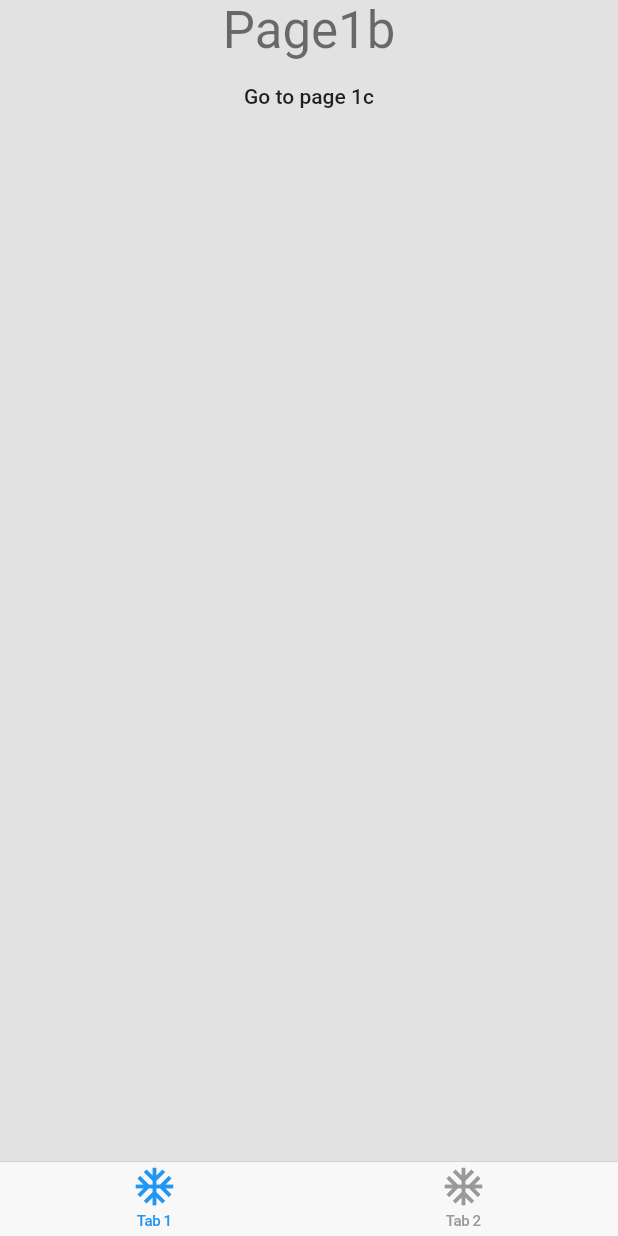
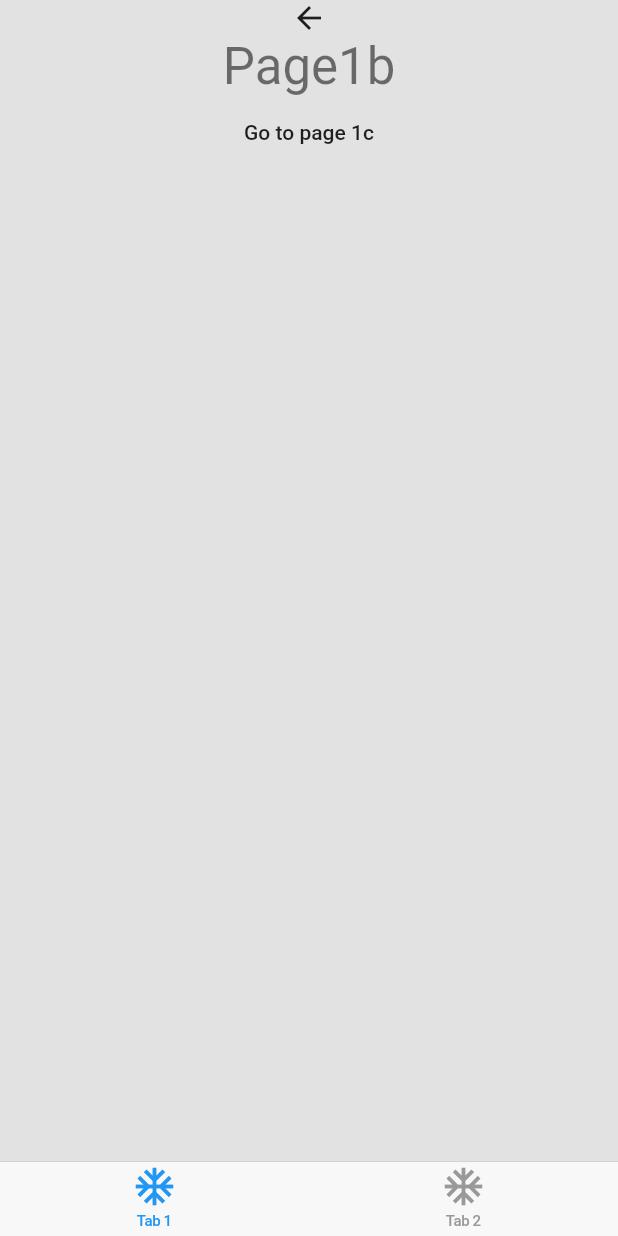
Before and after one commit to mooncakecat/CupertinoTabBarDemo, a Flutter app: the screen it shows after launch, after a tap on "Go to page 1b", on a phone screen of 412 x 824 dp. Run offline on Flutter 3.47's test engine with Material 2 defaults, Android fonts, the phone set to English and light mode, and no system bars.

Commit message:
Base widget

```diff
--- /dev/null
+++ b/lib/base_widget.dart
@@ -0,0 +1,26 @@
+import 'package:flutter/cupertino.dart';
+import 'package:flutter/material.dart';
+
+class BaseContainer extends StatelessWidget {
+  final Widget child;
+
+  const BaseContainer(this.child);
+
+  @override
+  Widget build(BuildContext context) {
+    return Column(children: <Widget>[
+      !ModalRoute.of(context).canPop ? Container() : _getBackArrow(context),
+      this.child
+    ]);
+  }
+
+  Widget _getBackArrow(BuildContext context) {
+    return GestureDetector(
+      child: Icon(
+        Icons.arrow_back,
+        color: Theme.of(context).textTheme.headline5.color,
+      ),
+      onTap: () => Navigator.of(context).pop(),
+    );
+  }
+}
--- a/lib/page1.dart
+++ b/lib/page1.dart
@@ -1,3 +1,4 @@
+import 'package:cupertino_tab_bar/base_widget.dart';
 import 'package:flutter/material.dart';
 
 class Page1 extends StatelessWidget {
@@ -5,7 +6,8 @@ class Page1 extends StatelessWidget {
 
   @override
   Widget build(BuildContext context) {
-    return Column(
+    return BaseContainer(
+      Column(
         children: <Widget>[
           Container(
             child: Text(
@@ -20,6 +22,7 @@ class Page1 extends StatelessWidget {
             },
           )
         ],
+      ),
     );
   }
 }
--- a/lib/page1b.dart
+++ b/lib/page1b.dart
@@ -1,3 +1,4 @@
+import 'package:cupertino_tab_bar/base_widget.dart';
 import 'package:flutter/material.dart';
 
 class Page1b extends StatelessWidget {
@@ -5,7 +6,8 @@ class Page1b extends StatelessWidget {
 
   @override
   Widget build(BuildContext context) {
-    return Column(
+    return BaseContainer(
+      Column(
         children: <Widget>[
           Container(
             child: Text('Page1b', style: Theme.of(context).textTheme.display1),
@@ -17,6 +19,7 @@ class Page1b extends StatelessWidget {
             },
           )
         ],
+      ),
     );
   }
 }
--- a/lib/page1c.dart
+++ b/lib/page1c.dart
@@ -1,3 +1,4 @@
+import 'package:cupertino_tab_bar/base_widget.dart';
 import 'package:flutter/material.dart';
 
 class Page1c extends StatelessWidget {
@@ -5,8 +6,10 @@ class Page1c extends StatelessWidget {
 
   @override
   Widget build(BuildContext context) {
-    return Container(
-      child: Text('Page1c', style: Theme.of(context).textTheme.display1),
+    return BaseContainer(
+      Container(
+        child: Text('Page1c', style: Theme.of(context).textTheme.display1),
+      ),
     );
   }
 }
--- a/lib/page2.dart
+++ b/lib/page2.dart
@@ -1,3 +1,4 @@
+import 'package:cupertino_tab_bar/base_widget.dart';
 import 'package:flutter/material.dart';
 
 class Page2 extends StatelessWidget {
@@ -5,8 +6,8 @@ class Page2 extends StatelessWidget {
 
   @override
   Widget build(BuildContext context) {
-    return Container(
-      child: Text('Page2'),
+    return BaseContainer(
+      Container(child: Text('Page2')),
     );
   }
 }
```
Lines whose indentation alone changed are shown as unchanged.
